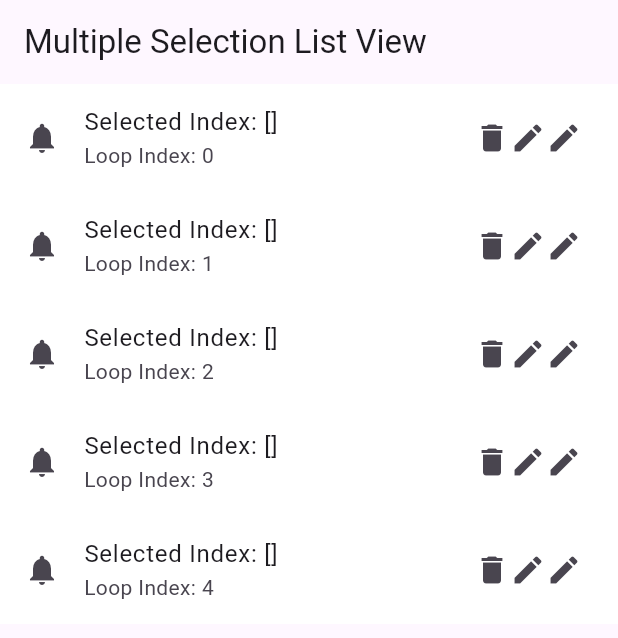
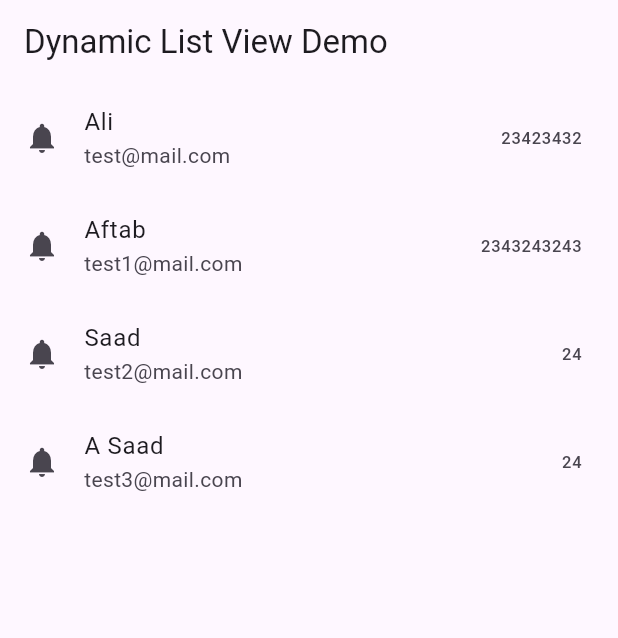
Before and after one commit to MuhammadAliKust/Aftab_FU, a Flutter app: the screen it shows after launch, on a phone screen of 412 x 824 dp. Shown: the top 638 px of the screen. Run offline on Flutter 3.47's test engine with Material 3 defaults, Android fonts, the phone set to English and light mode, and no system bars.

Commit message:
Dynamic List View Done

```diff
--- /dev/null
+++ b/lib/dynamic_list_view.dart
@@ -0,0 +1,34 @@
+import 'package:aftab_fu_project/model/user.dart';
+import 'package:flutter/material.dart';
+
+class DynamicListView extends StatelessWidget {
+  DynamicListView({super.key});
+
+  List<UserModel> userList = [
+    UserModel(email: 'test@mail.com', name: 'Ali', phoneNumber: '23423432'),
+    UserModel(
+        email: 'test1@mail.com', name: 'Aftab', phoneNumber: '2343243243'),
+    UserModel(email: 'test2@mail.com', name: 'Saad', phoneNumber: '24'),
+    UserModel(email: 'test3@mail.com', name: 'A Saad', phoneNumber: '24'),
+  ];
+
+  @override
+  Widget build(BuildContext context) {
+    return Scaffold(
+      appBar: AppBar(
+        title: Text("Dynamic List View Demo"),
+      ),
+      body: ListView.builder(
+        itemCount: userList.length,
+        itemBuilder: (context, i) {
+          return ListTile(
+            leading: Icon(Icons.notifications),
+            title: Text(userList[i].name),
+            subtitle: Text(userList[i].email),
+            trailing: Text(userList[i].phoneNumber.toString()),
+          );
+        },
+      ),
+    );
+  }
+}
--- a/lib/main.dart
+++ b/lib/main.dart
@@ -1,3 +1,4 @@
+import 'package:aftab_fu_project/dynamic_list_view.dart';
 import 'package:aftab_fu_project/image_demo.dart';
 import 'package:aftab_fu_project/list_view_demo.dart';
 import 'package:aftab_fu_project/login.dart';
@@ -15,7 +16,7 @@ class MyApp extends StatelessWidget {
   @override
   Widget build(BuildContext context) {
     return MaterialApp(
-      home: MultipleSelectionListViewDemo(),
+      home: DynamicListView(),
     );
   }
 }
--- /dev/null
+++ b/lib/model/user.dart
@@ -0,0 +1,8 @@
+class UserModel {
+  final String name;
+  final String email;
+  final String phoneNumber;
+
+  UserModel(
+      {required this.email, required this.name, required this.phoneNumber});
+}
--- a/lib/multiple_selection_demo.dart
+++ b/lib/multiple_selection_demo.dart
@@ -1,4 +1,8 @@
 import 'package:flutter/material.dart';
+
+
+
+//name, phoneNumber, address, email
 
 class MultipleSelectionListViewDemo extends StatefulWidget {
   MultipleSelectionListViewDemo({super.key});
```
